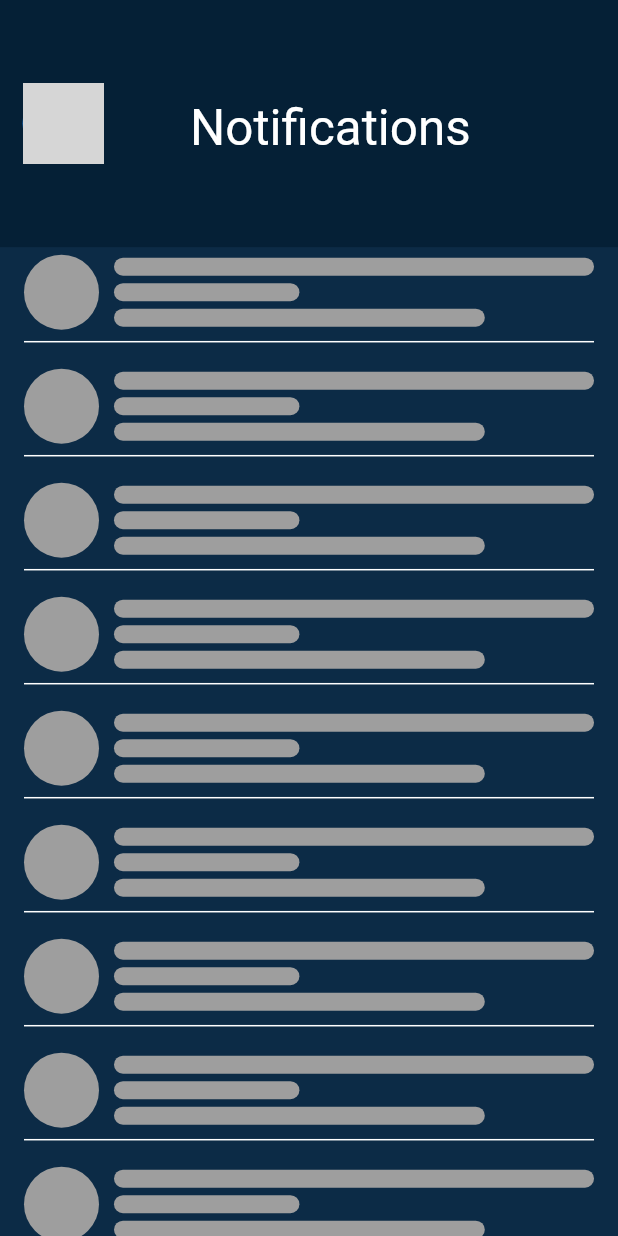
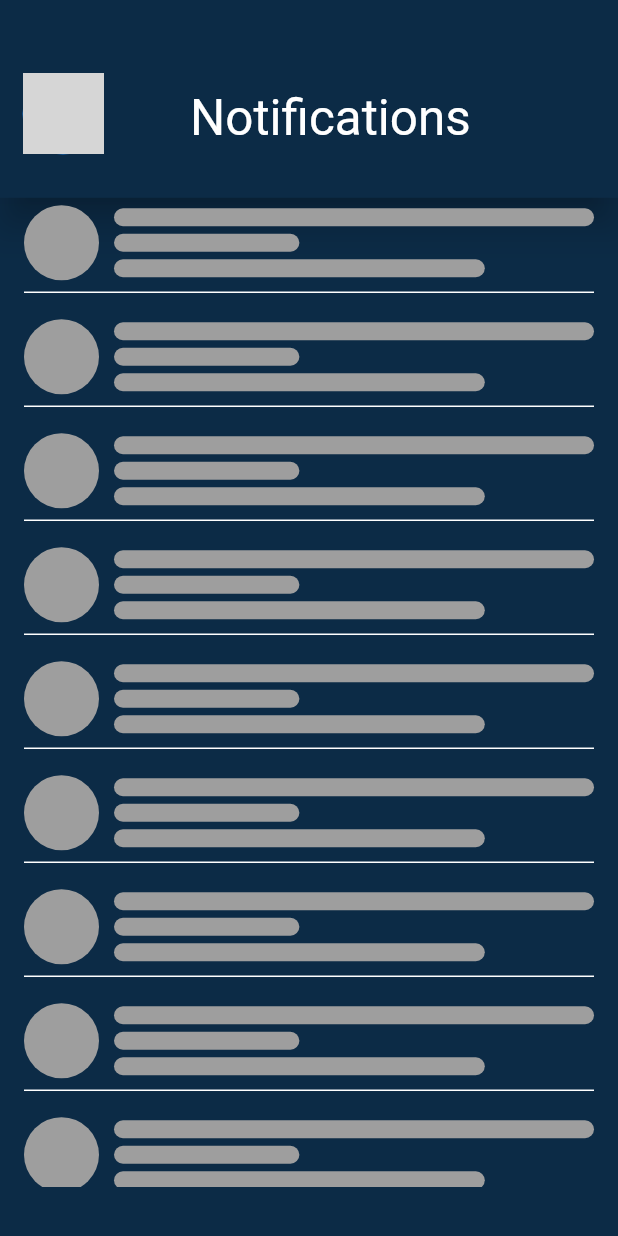
Before and after one commit to mati1yas/mindplex_app, a Flutter app: the NotificationPage screen opened by its route, on a phone screen of 412 x 824 dp. Run offline on Flutter 3.47's test engine with Material 3 defaults, Android fonts, the phone set to English and light mode, and no system bars; our stand-ins replace animated_splash_screen, another_flushbar, cached_network_image, dio, flutter_cache_manager, flutter_highlight and 14 more; missing offline and left inert: dart:ffi, date_count_down, delta_to_html, flutter_quill, shimmer_effect; accounts and stored records are empty; network calls fail; grey boxes are pictures that could not be loaded.

Commit message:
fix: add elevation to notification page header and fix header color

```diff
--- a/lib/features/notification/view/screens/notification_page.dart
+++ b/lib/features/notification/view/screens/notification_page.dart
@@ -46,10 +46,15 @@ class _NotificationPageState extends State<NotificationPage>
         child: Column(
           children: [
             Container(
-              color: Color.fromARGB(255, 5, 32, 54),
-              height: height * 0.20,
+              height: height * 0.16,
+              child: Material(
+                elevation: 10,
+                color: Color(0xFF0c2b46),
                 child: Padding(
-                padding: const EdgeInsets.only(left: 15.0),
+                  padding: const EdgeInsets.only(
+                    left: 15.0,
+                    top: 20,
+                  ),
                   child: Row(
                     crossAxisAlignment: CrossAxisAlignment.center,
                     children: [
@@ -115,6 +120,7 @@ class _NotificationPageState extends State<NotificationPage>
                         width: 15,
                       ),
                     ],
+                  ),
                 ),
               ),
             ),
```
Lines whose indentation alone changed are shown as unchanged.
